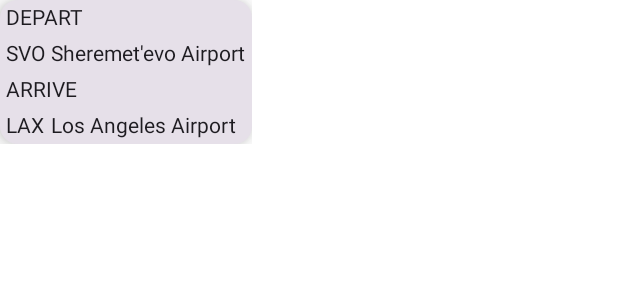
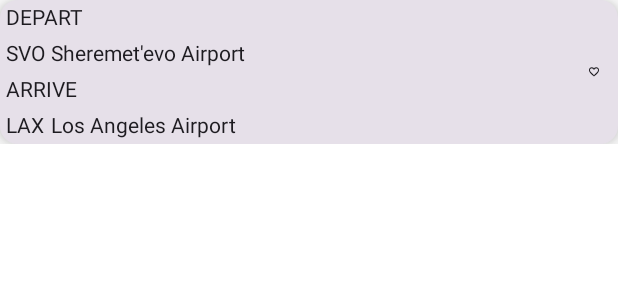
Before and after one commit to panvkk/Android, an Android app built with Jetpack Compose: the @Preview function FlightCardPreview, on a phone screen of 412 x 824 dp. Shown: the top 300 px of the screen. Run offline under Robolectric (Android 15) with nearby library versions, the phone set to English and light mode, and no system bars.

Commit message:
added db for favourite flights that remains after exit

```diff
--- a/Practice/FlightSearch/app/build.gradle.kts
+++ b/Practice/FlightSearch/app/build.gradle.kts
@@ -50,6 +50,7 @@
     implementation(libs.androidx.ui.graphics)
     implementation(libs.androidx.ui.tooling.preview)
     implementation(libs.androidx.material3)
+    implementation("androidx.compose.material:material:1.4.3")
 
     //Room
     implementation("androidx.room:room-runtime:${rootProject.extra["room_version"]}")
@@ -64,7 +65,4 @@
     androidTestImplementation(libs.androidx.ui.test.junit4)
     debugImplementation(libs.androidx.ui.tooling)
     debugImplementation(libs.androidx.ui.test.manifest)
-
-
-
 }
--- a/Practice/FlightSearch/app/src/main/java/com/example/flightsearch/data/Airport.kt
+++ b/Practice/FlightSearch/app/src/main/java/com/example/flightsearch/data/airports/Airport.kt
@@ -1,4 +1,4 @@
-package com.example.flightsearch.data
+package com.example.flightsearch.data.airports
 
 import androidx.room.ColumnInfo
 import androidx.room.Entity
--- a/Practice/FlightSearch/app/src/main/java/com/example/flightsearch/data/AirportDao.kt
+++ b/Practice/FlightSearch/app/src/main/java/com/example/flightsearch/data/airports/AirportDao.kt
@@ -1,4 +1,4 @@
-package com.example.flightsearch.data
+package com.example.flightsearch.data.airports
 
 import androidx.room.Dao
 import androidx.room.Query
--- a/Practice/FlightSearch/app/src/main/java/com/example/flightsearch/data/AirportsDatabase.kt
+++ b/Practice/FlightSearch/app/src/main/java/com/example/flightsearch/data/airports/AirportsDatabase.kt
@@ -1,9 +1,11 @@
-package com.example.flightsearch.data
+package com.example.flightsearch.data.airports
 
 import android.content.Context
+import androidx.room.Database
 import androidx.room.Room
 import androidx.room.RoomDatabase
 
+@Database(entities = arrayOf(Airport::class), version = 1, )
 abstract class AirportsDatabase() : RoomDatabase() {
     abstract fun airportDao() : AirportDao
 
--- a/Practice/FlightSearch/app/src/main/java/com/example/flightsearch/ui/FlightSearchScreen.kt
+++ b/Practice/FlightSearch/app/src/main/java/com/example/flightsearch/ui/FlightSearchScreen.kt
@@ -2,20 +2,24 @@
 
 import androidx.compose.foundation.layout.Column
 import androidx.compose.foundation.layout.Row
+import androidx.compose.foundation.layout.Spacer
 import androidx.compose.foundation.layout.fillMaxWidth
 import androidx.compose.foundation.layout.padding
+import androidx.compose.foundation.layout.size
 import androidx.compose.foundation.lazy.LazyColumn
 import androidx.compose.foundation.lazy.items
 import androidx.compose.material3.Card
 import androidx.compose.material3.CardDefaults
+import androidx.compose.material3.Icon
 import androidx.compose.material3.Scaffold
 import androidx.compose.material3.Text
 import androidx.compose.runtime.Composable
+import androidx.compose.ui.Alignment
 import androidx.compose.ui.Modifier
 import androidx.compose.ui.res.dimensionResource
+import androidx.compose.ui.res.painterResource
 import androidx.compose.ui.res.stringResource
 import androidx.compose.ui.tooling.preview.Preview
-import androidx.compose.ui.unit.dp
 import com.example.flightsearch.R
 
 data class Airport(
@@ -101,6 +105,7 @@
         modifier,
         elevation = CardDefaults.elevatedCardElevation(dimensionResource(R.dimen.default_card_elevation))
     ) {
+        Row {
             Column {
                 Text(
                     stringResource(R.string.depart),
@@ -128,6 +133,16 @@
                     )
                     Text(flight.Arrive.name)
                 }
+            }
+            Spacer(Modifier.weight(1f))
+            Icon(
+                painter = painterResource(R.drawable.favourite),
+                contentDescription = stringResource(R.string.favourite),
+                modifier = Modifier
+                    .size(dimensionResource(R.dimen.icon_size))
+                    .align(Alignment.CenterVertically)
+                    .padding(dimensionResource(R.dimen.large_padding))
+            )
         }
     }
 }
--- a/Practice/FlightSearch/app/src/main/res/values/dimens.xml
+++ b/Practice/FlightSearch/app/src/main/res/values/dimens.xml
@@ -5,4 +5,5 @@
     <dimen name="large_padding">12dp</dimen>
     <dimen name="extra_large_padding">16dp</dimen>
     <dimen name="default_card_elevation">8dp</dimen>
+    <dimen name="icon_size">32dp</dimen>
 </resources>
--- a/Practice/FlightSearch/app/src/main/res/values/strings.xml
+++ b/Practice/FlightSearch/app/src/main/res/values/strings.xml
@@ -2,4 +2,5 @@
     <string name="app_name">Flight Search</string>
     <string name="depart">DEPART</string>
     <string name="arrive">ARRIVE</string>
+    <string name="favourite">Add this flight to favourites</string>
 </resources>
```
Also changed, not shown: Practice/FlightSearch/app/src/main/java/com/example/flightsearch/FlightSearchApplication.kt (added, +15 -0 lines), Practice/FlightSearch/app/src/main/java/com/example/flightsearch/data/AppContainer.kt (added, +16 -0 lines), Practice/FlightSearch/app/src/main/java/com/example/flightsearch/data/favourites/Favourite.kt (added, +15 -0 lines), Practice/FlightSearch/app/src/main/java/com/example/flightsearch/data/favourites/FavouriteDao.kt (added, +26 -0 lines), Practice/FlightSearch/app/src/main/java/com/example/flightsearch/data/favourites/FavouritesDatabase.kt (added, +25 -0 lines), Practice/FlightSearch/app/src/main/java/com/example/flightsearch/data/favourites/FavouritesRepository.kt (added, +17 -0 lines), Practice/FlightSearch/app/src/main/java/com/example/flightsearch/data/favourites/OfflineFavouritesRepository.kt (added, +13 -0 lines), Practice/FlightSearch/app/src/main/res/drawable-nodpi/favourite.xml (renamed from Practice/FlightSearch/app/src/main/res/drawable-nodpi/favorite_24dp_e8eaed_fill0_wght400_grad0_opsz24.xml). Lines whose indentation alone changed are shown as unchanged.
